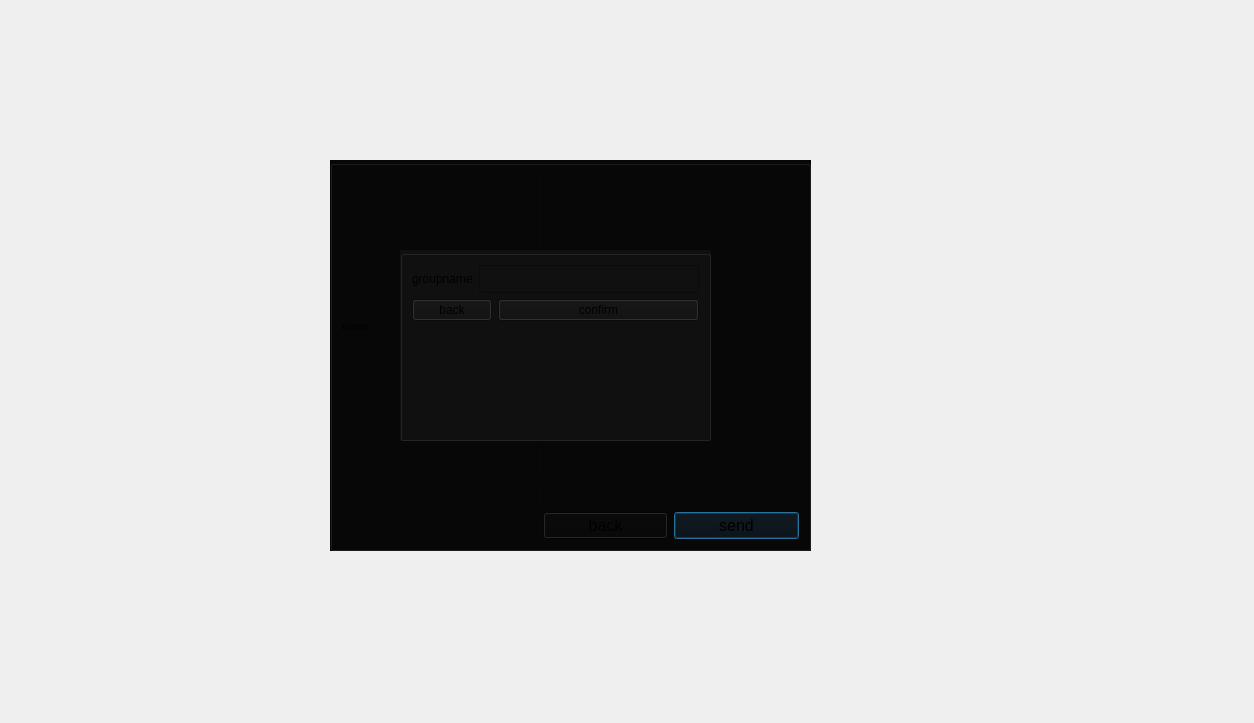
Old version of the form massenger/sendmessagegroup_dialog.ui in the repository MahanBeidokhti/AP-Messenger.
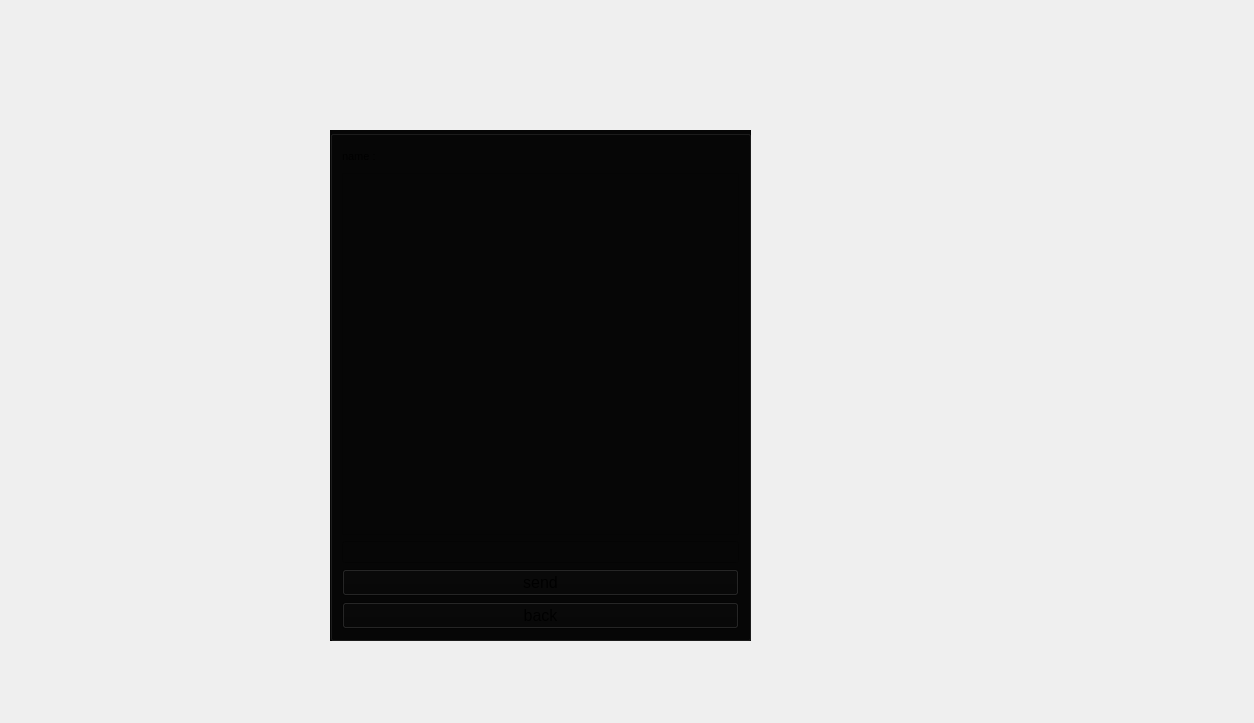
New version of the form. Icons and pictures are not drawn.

Commit message: sendmessagegroup and sendmessagechannel has completed

```diff
--- a/massenger/sendmessagegroup_dialog.ui
+++ b/massenger/sendmessagegroup_dialog.ui
@@ -16,94 +16,17 @@
   <property name="styleSheet">
    <string notr="true">background-image: url(:/Source/@metawalls.jpg);</string>
   </property>
-  <widget class="QGroupBox" name="chat_groupBox">
-   <property name="geometry">
-    <rect>
-     <x>330</x>
-     <y>160</y>
-     <width>481</width>
-     <height>391</height>
-    </rect>
-   </property>
-   <property name="styleSheet">
-    <string notr="true">background-color: rgb(7, 7, 7);</string>
-   </property>
-   <property name="title">
-    <string/>
-   </property>
-   <layout class="QGridLayout" name="gridLayout">
-    <item row="1" column="1" colspan="2">
-     <widget class="QLineEdit" name="send_lineEdit">
-      <property name="text">
-       <string/>
-      </property>
-     </widget>
-    </item>
-    <item row="2" column="2">
-     <widget class="QPushButton" name="send_pushButton">
-      <property name="font">
-       <font>
-        <pointsize>12</pointsize>
-       </font>
-      </property>
-      <property name="text">
-       <string>send</string>
-      </property>
-     </widget>
-    </item>
-    <item row="0" column="1" colspan="2">
-     <widget class="QListView" name="massege_listView"/>
-    </item>
-    <item row="2" column="1">
-     <widget class="QPushButton" name="back_chat_pushButton">
-      <property name="font">
-       <font>
-        <pointsize>12</pointsize>
-       </font>
-      </property>
-      <property name="text">
-       <string>back</string>
-      </property>
-     </widget>
-    </item>
-    <item row="0" column="0">
-     <layout class="QHBoxLayout" name="horizontalLayout_2">
-      <item>
-       <widget class="QLabel" name="name_label">
-        <property name="font">
-         <font>
-          <pointsize>8</pointsize>
-         </font>
-        </property>
-        <property name="text">
-         <string>name :</string>
-        </property>
-       </widget>
-      </item>
-      <item>
-       <widget class="QLineEdit" name="recieved_groupname_lineEdit">
-        <property name="font">
-         <font>
-          <pointsize>8</pointsize>
-         </font>
-        </property>
-       </widget>
-      </item>
-     </layout>
-    </item>
-   </layout>
-  </widget>
   <widget class="QGroupBox" name="groupname_groupBox">
    <property name="geometry">
     <rect>
      <x>400</x>
-     <y>250</y>
+     <y>260</y>
      <width>311</width>
-     <height>191</height>
+     <height>221</height>
     </rect>
    </property>
    <property name="styleSheet">
-    <string notr="true">background-color: rgb(16, 16, 16);</string>
+    <string notr="true">background-color: rgb(8, 8, 8);</string>
    </property>
    <property name="title">
     <string/>
@@ -114,7 +37,7 @@
       <item>
        <widget class="QLabel" name="label">
         <property name="text">
-         <string>groupname</string>
+         <string>groupname :</string>
         </property>
        </widget>
       </item>
@@ -125,9 +48,15 @@
           <pointsize>13</pointsize>
          </font>
         </property>
+        <property name="styleSheet">
+         <string notr="true"/>
+        </property>
         <property name="text">
          <string/>
         </property>
+        <property name="placeholderText">
+         <string/>
+        </property>
        </widget>
       </item>
      </layout>
@@ -148,6 +77,86 @@
     </item>
    </layout>
   </widget>
+  <widget class="QGroupBox" name="chat_groupBox">
+   <property name="geometry">
+    <rect>
+     <x>330</x>
+     <y>130</y>
+     <width>421</width>
+     <height>511</height>
+    </rect>
+   </property>
+   <property name="styleSheet">
+    <string notr="true">background-color: rgb(6, 6, 6);</string>
+   </property>
+   <property name="title">
+    <string/>
+   </property>
+   <layout class="QGridLayout" name="gridLayout">
+    <item row="0" column="0">
+     <layout class="QHBoxLayout" name="horizontalLayout_2">
+      <item>
+       <widget class="QLabel" name="label_2">
+        <property name="font">
+         <font>
+          <pointsize>8</pointsize>
+         </font>
+        </property>
+        <property name="text">
+         <string>name :</string>
+        </property>
+       </widget>
+      </item>
+      <item>
+       <widget class="QLabel" name="name_label">
+        <property name="font">
+         <font>
+          <pointsize>14</pointsize>
+         </font>
+        </property>
+        <property name="text">
+         <string/>
+        </property>
+       </widget>
+      </item>
+     </layout>
+    </item>
+    <item row="1" column="0">
+     <widget class="QTextEdit" name="message_textEdit"/>
+    </item>
+    <item row="2" column="0">
+     <widget class="QLineEdit" name="send_lineEdit">
+      <property name="text">
+       <string/>
+      </property>
+     </widget>
+    </item>
+    <item row="3" column="0">
+     <widget class="QPushButton" name="send_pushButton">
+      <property name="font">
+       <font>
+        <pointsize>12</pointsize>
+       </font>
+      </property>
+      <property name="text">
+       <string>send</string>
+      </property>
+     </widget>
+    </item>
+    <item row="4" column="0">
+     <widget class="QPushButton" name="back_chat_pushButton">
+      <property name="font">
+       <font>
+        <pointsize>12</pointsize>
+       </font>
+      </property>
+      <property name="text">
+       <string>back</string>
+      </property>
+     </widget>
+    </item>
+   </layout>
+  </widget>
  </widget>
  <resources/>
  <connections/>
```
The commit also changes 8 other files.
